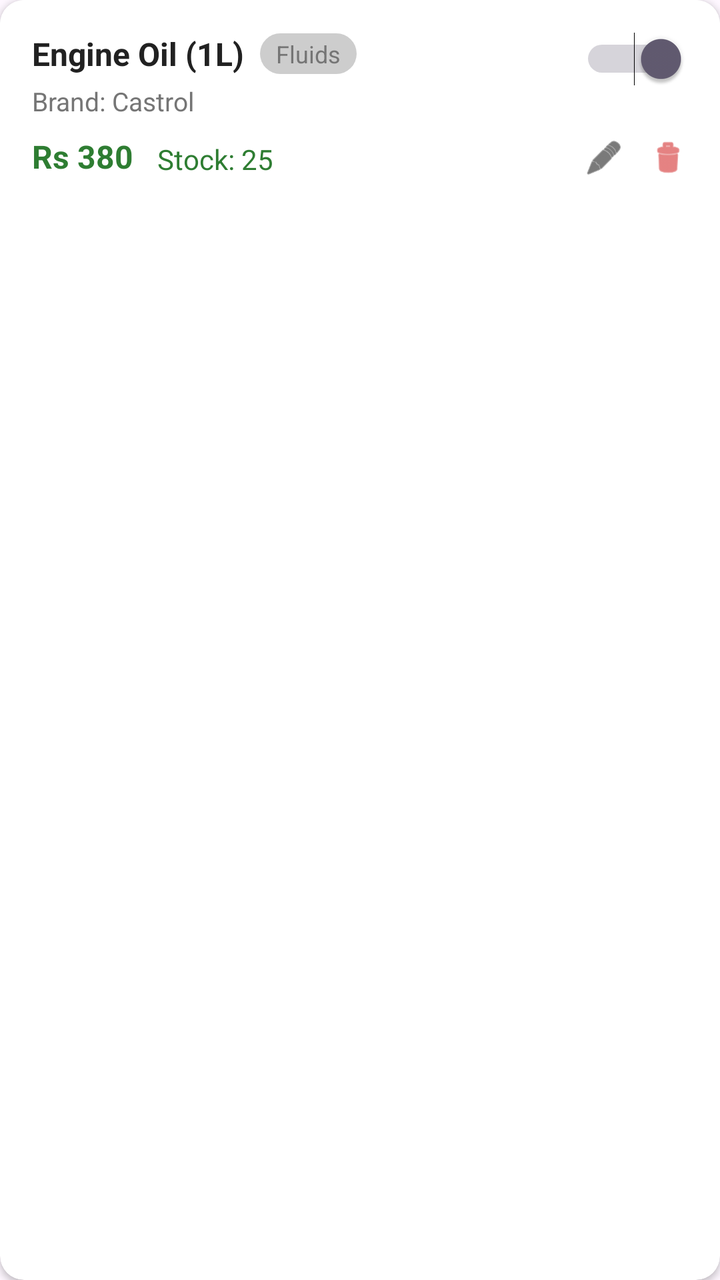
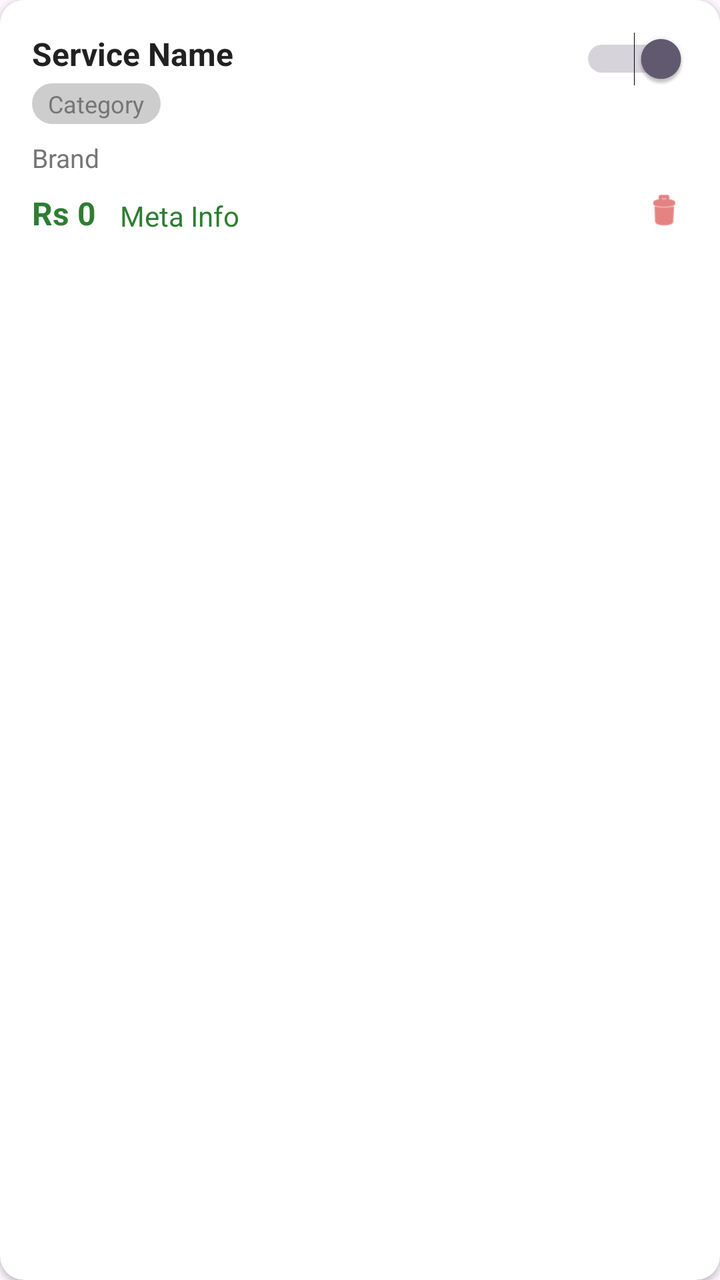

Screens rendered from an Android XML layout before and after an edit, with the pre-edit source and the edit as a unified diff.
<!-- AndroidManifest.xml: application theme Theme.SemesterProject -->
<!-- res/layout/item_service_card.xml -->
<?xml version="1.0" encoding="utf-8"?>
<androidx.cardview.widget.CardView xmlns:android="http://schemas.android.com/apk/res/android"
    xmlns:app="http://schemas.android.com/apk/res-auto"
    android:layout_width="match_parent"
    android:layout_height="wrap_content"
    android:layout_marginBottom="12dp"
    app:cardCornerRadius="12dp"
    app:cardElevation="2dp">

    <androidx.constraintlayout.widget.ConstraintLayout
        android:layout_width="match_parent"
        android:layout_height="wrap_content"
        android:background="@color/white"
        android:padding="16dp">

        
        <TextView
            android:id="@+id/tvName"
            android:layout_width="wrap_content"
            android:layout_height="wrap_content"
            android:text="Engine Oil (1L)"
            android:textStyle="bold"
            android:textSize="16sp"
            android:textColor="@color/text_dark"
            app:layout_constraintStart_toStartOf="parent"
            app:layout_constraintTop_toTopOf="parent"/>

        
        <TextView
            android:id="@+id/chipCategory"
            android:text="Fluids"
            android:background="@drawable/bg_chip_gray"
            android:paddingHorizontal="8dp"
            android:paddingVertical="2dp"
            android:textSize="12sp"
            android:textColor="@color/text_gray"
            android:layout_marginStart="8dp"
            android:layout_width="wrap_content"
            android:layout_height="wrap_content"
            app:layout_constraintStart_toEndOf="@id/tvName"
            app:layout_constraintTop_toTopOf="@id/tvName"
            app:layout_constraintBottom_toBottomOf="@id/tvName"/>

        
        <Switch
            android:layout_width="wrap_content"
            android:layout_height="wrap_content"
            android:checked="true"
            app:layout_constraintEnd_toEndOf="parent"
            app:layout_constraintTop_toTopOf="parent"/>

        
        <TextView
            android:id="@+id/tvBrand"
            android:layout_width="wrap_content"
            android:layout_height="wrap_content"
            android:text="Brand: Castrol"
            android:textSize="13sp"
            android:textColor="@color/text_gray"
            android:layout_marginTop="4dp"
            app:layout_constraintStart_toStartOf="parent"
            app:layout_constraintTop_toBottomOf="@id/tvName"/>

        
        <TextView
            android:id="@+id/tvPrice"
            android:layout_width="wrap_content"
            android:layout_height="wrap_content"
            android:text="Rs 380"
            android:textColor="@color/status_green_text"
            android:textStyle="bold"
            android:textSize="16sp"
            android:layout_marginTop="8dp"
            app:layout_constraintStart_toStartOf="parent"
            app:layout_constraintTop_toBottomOf="@id/tvBrand"/>

        
        <TextView
            android:id="@+id/tvMeta"
            android:layout_width="wrap_content"
            android:layout_height="wrap_content"
            android:text="Stock: 25"
            android:textColor="@color/status_green_text"
            android:textSize="14sp"
            android:layout_marginStart="12dp"
            app:layout_constraintStart_toEndOf="@id/tvPrice"
            app:layout_constraintBottom_toBottomOf="@id/tvPrice"/>

        
        <LinearLayout
            android:layout_width="wrap_content"
            android:layout_height="wrap_content"
            app:layout_constraintEnd_toEndOf="parent"
            app:layout_constraintBottom_toBottomOf="parent">

            <ImageView
                android:layout_width="20dp"
                android:layout_height="20dp"
                android:src="@android:drawable/ic_menu_edit"
                app:tint="@color/text_dark"
                android:layout_marginEnd="12dp"/>
            <ImageView
                android:id="@+id/btnDelete"
                android:layout_width="20dp"
                android:layout_height="20dp"
                android:src="@android:drawable/ic_menu_delete"
                app:tint="#D32F2F"/>
        </LinearLayout>

    </androidx.constraintlayout.widget.ConstraintLayout>
</androidx.cardview.widget.CardView>
<!-- resources referenced by this layout -->
<resources>
  <color name="status_green_text">#2E7D32</color>
  <color name="text_dark">#212121</color>
  <color name="text_gray">#757575</color>
  <color name="white">#FFFFFFFF</color>
  <!-- drawable bg_chip_gray (drawable) -->
  <?xml version="1.0" encoding="utf-8"?>
  <shape xmlns:android="http://schemas.android.com/apk/res/android">
      <solid android:color="#CDCDCD" />
      <corners android:radius="16dp" />
  </shape>
  <style name="Theme.SemesterProject" parent="Base.Theme.SemesterProject" />
  <style name="Base.Theme.SemesterProject" parent="Theme.Material3.DayNight.NoActionBar">
          
          
      </style>
</resources>

<!-- the commit's change to res/layout/item_service_card.xml (unified diff, before → after) -->
@@ -13,60 +13,56 @@
         android:background="@color/white"
         android:padding="16dp">
 
-        
         <TextView
             android:id="@+id/tvName"
-            android:layout_width="wrap_content"
+            android:layout_width="0dp"
             android:layout_height="wrap_content"
-            android:text="Engine Oil (1L)"
+            android:text="Service Name"
             android:textStyle="bold"
             android:textSize="16sp"
             android:textColor="@color/text_dark"
             app:layout_constraintStart_toStartOf="parent"
-            app:layout_constraintTop_toTopOf="parent"/>
+            app:layout_constraintTop_toTopOf="parent"
+            app:layout_constraintEnd_toStartOf="@id/switchActive"/>
 
-        
-        <TextView
-            android:id="@+id/chipCategory"
-            android:text="Fluids"
-            android:background="@drawable/bg_chip_gray"
-            android:paddingHorizontal="8dp"
-            android:paddingVertical="2dp"
-            android:textSize="12sp"
-            android:textColor="@color/text_gray"
-            android:layout_marginStart="8dp"
-            android:layout_width="wrap_content"
-            android:layout_height="wrap_content"
-            app:layout_constraintStart_toEndOf="@id/tvName"
-            app:layout_constraintTop_toTopOf="@id/tvName"
-            app:layout_constraintBottom_toBottomOf="@id/tvName"/>
-
-        
         <Switch
+            android:id="@+id/switchActive"
             android:layout_width="wrap_content"
             android:layout_height="wrap_content"
             android:checked="true"
             app:layout_constraintEnd_toEndOf="parent"
             app:layout_constraintTop_toTopOf="parent"/>
 
-        
+        <TextView
+            android:id="@+id/chipCategory"
+            android:text="Category"
+            android:background="@drawable/bg_chip_gray"
+            android:paddingHorizontal="8dp"
+            android:paddingVertical="2dp"
+            android:textSize="12sp"
+            android:textColor="@color/text_gray"
+            android:layout_marginTop="4dp"
+            android:layout_width="wrap_content"
+            android:layout_height="wrap_content"
+            app:layout_constraintStart_toStartOf="parent"
+            app:layout_constraintTop_toBottomOf="@id/tvName"/>
+
         <TextView
             android:id="@+id/tvBrand"
             android:layout_width="wrap_content"
             android:layout_height="wrap_content"
-            android:text="Brand: Castrol"
+            android:text="Brand"
             android:textSize="13sp"
             android:textColor="@color/text_gray"
-            android:layout_marginTop="4dp"
+            android:layout_marginTop="8dp"
             app:layout_constraintStart_toStartOf="parent"
-            app:layout_constraintTop_toBottomOf="@id/tvName"/>
+            app:layout_constraintTop_toBottomOf="@id/chipCategory"/>
 
-        
         <TextView
             android:id="@+id/tvPrice"
             android:layout_width="wrap_content"
             android:layout_height="wrap_content"
-            android:text="Rs 380"
+            android:text="Rs 0"
             android:textColor="@color/status_green_text"
             android:textStyle="bold"
             android:textSize="16sp"
@@ -74,19 +70,17 @@
             app:layout_constraintStart_toStartOf="parent"
             app:layout_constraintTop_toBottomOf="@id/tvBrand"/>
 
-        
         <TextView
             android:id="@+id/tvMeta"
             android:layout_width="wrap_content"
             android:layout_height="wrap_content"
-            android:text="Stock: 25"
+            android:text="Meta Info"
             android:textColor="@color/status_green_text"
             android:textSize="14sp"
             android:layout_marginStart="12dp"
             app:layout_constraintStart_toEndOf="@id/tvPrice"
             app:layout_constraintBottom_toBottomOf="@id/tvPrice"/>
 
-        
         <LinearLayout
             android:layout_width="wrap_content"
             android:layout_height="wrap_content"
@@ -94,17 +88,12 @@
             app:layout_constraintBottom_toBottomOf="parent">
 
             <ImageView
-                android:layout_width="20dp"
-                android:layout_height="20dp"
-                android:src="@android:drawable/ic_menu_edit"
-                app:tint="@color/text_dark"
-                android:layout_marginEnd="12dp"/>
-            <ImageView
                 android:id="@+id/btnDelete"
-                android:layout_width="20dp"
-                android:layout_height="20dp"
+                android:layout_width="24dp"
+                android:layout_height="24dp"
                 android:src="@android:drawable/ic_menu_delete"
-                app:tint="#D32F2F"/>
+                app:tint="#D32F2F"
+                android:padding="2dp"/>
         </LinearLayout>
 
     </androidx.constraintlayout.widget.ConstraintLayout>
